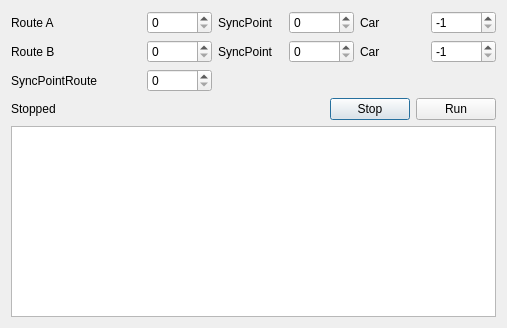
The window that Linux/RControlStation/intersectiontest.ui (vedderb/rise_sdvp) describes before a commit, drawn with Qt 5.
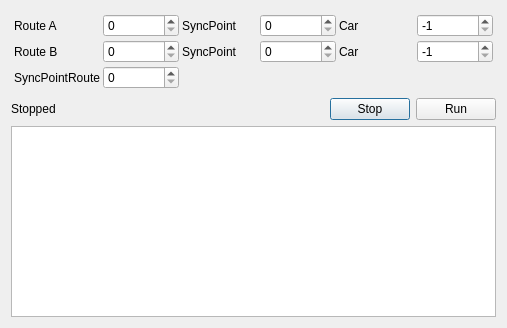
The same window after the commit.

Commit message: Sync point implementation improvements

What changed in the file:
```diff
--- a/Linux/RControlStation/intersectiontest.ui
+++ b/Linux/RControlStation/intersectiontest.ui
@@ -15,90 +15,96 @@
   </property>
   <layout class="QVBoxLayout" name="verticalLayout">
    <item>
-    <layout class="QGridLayout" name="settingLayout">
-     <item row="0" column="0" colspan="2">
+    <widget class="QWidget" name="settingsWidget" native="true">
+     <layout class="QGridLayout" name="gridLayout">
+      <property name="leftMargin">
+       <number>3</number>
+      </property>
+      <property name="topMargin">
+       <number>3</number>
+      </property>
+      <property name="rightMargin">
+       <number>3</number>
+      </property>
+      <property name="bottomMargin">
+       <number>3</number>
+      </property>
+      <property name="spacing">
+       <number>3</number>
+      </property>
+      <item row="0" column="0">
       <widget class="QLabel" name="label">
        <property name="text">
         <string>Route A</string>
        </property>
       </widget>
      </item>
-     <item row="0" column="5">
-      <widget class="QLabel" name="label_6">
-       <property name="text">
-        <string>Car</string>
-       </property>
-      </widget>
-     </item>
-     <item row="1" column="4">
-      <widget class="QSpinBox" name="syncBBox">
-       <property name="maximum">
-        <number>499</number>
-       </property>
-      </widget>
-     </item>
-     <item row="1" column="2">
-      <widget class="QSpinBox" name="routeBBox"/>
-     </item>
-     <item row="0" column="2">
+      <item row="0" column="1">
       <widget class="QSpinBox" name="routeABox"/>
      </item>
-     <item row="2" column="0" colspan="2">
-      <widget class="QLabel" name="label_5">
-       <property name="text">
-        <string>SyncPointRoute</string>
-       </property>
-      </widget>
-     </item>
-     <item row="0" column="3">
+      <item row="0" column="2">
       <widget class="QLabel" name="label_2">
        <property name="text">
         <string>SyncPoint</string>
        </property>
       </widget>
      </item>
-     <item row="1" column="3">
-      <widget class="QLabel" name="label_4">
-       <property name="text">
-        <string>SyncPoint</string>
-       </property>
-      </widget>
-     </item>
-     <item row="2" column="2">
-      <widget class="QSpinBox" name="routeSyncBox"/>
-     </item>
-     <item row="0" column="4">
+      <item row="0" column="3">
       <widget class="QSpinBox" name="syncABox">
        <property name="maximum">
         <number>499</number>
        </property>
       </widget>
      </item>
-     <item row="1" column="0" colspan="2">
+      <item row="0" column="4">
+       <widget class="QLabel" name="label_6">
+        <property name="text">
+         <string>Car</string>
+        </property>
+       </widget>
+      </item>
+      <item row="0" column="5">
+       <widget class="QSpinBox" name="carABox">
+        <property name="minimum">
+         <number>-1</number>
+        </property>
+        <property name="value">
+         <number>-1</number>
+        </property>
+       </widget>
+      </item>
+      <item row="1" column="0">
       <widget class="QLabel" name="label_3">
        <property name="text">
         <string>Route B</string>
        </property>
       </widget>
      </item>
-     <item row="0" column="6">
-      <widget class="QSpinBox" name="carABox">
-       <property name="minimum">
-        <number>-1</number>
-       </property>
-       <property name="value">
-        <number>-1</number>
+      <item row="1" column="1">
+       <widget class="QSpinBox" name="routeBBox"/>
+      </item>
+      <item row="1" column="2">
+       <widget class="QLabel" name="label_4">
+        <property name="text">
+         <string>SyncPoint</string>
+        </property>
+       </widget>
+      </item>
+      <item row="1" column="3">
+       <widget class="QSpinBox" name="syncBBox">
+        <property name="maximum">
+         <number>499</number>
        </property>
       </widget>
      </item>
-     <item row="1" column="5">
+      <item row="1" column="4">
       <widget class="QLabel" name="label_7">
        <property name="text">
         <string>Car</string>
        </property>
       </widget>
      </item>
-     <item row="1" column="6">
+      <item row="1" column="5">
       <widget class="QSpinBox" name="carBBox">
        <property name="minimum">
         <number>-1</number>
@@ -108,7 +114,18 @@
        </property>
       </widget>
      </item>
-    </layout>
+      <item row="2" column="0">
+       <widget class="QLabel" name="label_5">
+        <property name="text">
+         <string>SyncPointRoute</string>
+        </property>
+       </widget>
+      </item>
+      <item row="2" column="1">
+       <widget class="QSpinBox" name="routeSyncBox"/>
+      </item>
+     </layout>
+    </widget>
    </item>
    <item>
     <layout class="QHBoxLayout" name="horizontalLayout">
```
Lines whose indentation alone changed are shown as unchanged. The commit also changes 4 other files.
